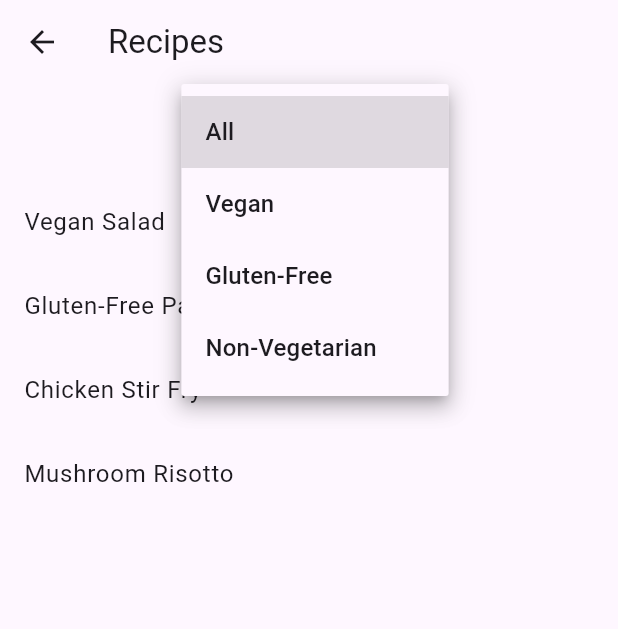
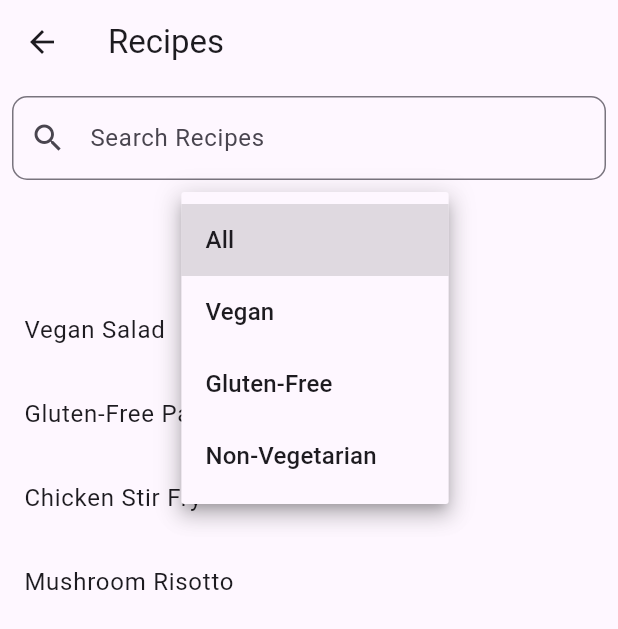
Before and after one commit to sricharan8462/MealandRecipePlanner, a Flutter app: the RecipeListScreen screen opened by its route, after a tap on "All", on a phone screen of 412 x 824 dp. Shown: the top 629 px of the screen. Run offline on Flutter 3.47's test engine with Material 3 defaults, Android fonts, the light colour scheme and no system bars.

Commit message:
Finalized Recipe List UI & Search bar

```diff
--- a/lib/screens/recipe_list_screen.dart
+++ b/lib/screens/recipe_list_screen.dart
@@ -14,13 +14,39 @@ class _RecipeListScreenState extends State<RecipeListScreen> {
   ];
 
   String selectedFilter = "All";
+  String searchQuery = "";
 
   @override
   Widget build(BuildContext context) {
+    List<String> filteredRecipes = recipes.where((recipe) {
+      if (selectedFilter != "All" && !recipe.toLowerCase().contains(selectedFilter.toLowerCase())) {
+        return false;
+      }
+      if (searchQuery.isNotEmpty && !recipe.toLowerCase().contains(searchQuery.toLowerCase())) {
+        return false;
+      }
+      return true;
+    }).toList();
+
     return Scaffold(
       appBar: AppBar(title: Text('Recipes')),
       body: Column(
         children: [
+          Padding(
+            padding: EdgeInsets.all(8.0),
+            child: TextField(
+              decoration: InputDecoration(
+                labelText: 'Search Recipes',
+                prefixIcon: Icon(Icons.search),
+                border: OutlineInputBorder(borderRadius: BorderRadius.circular(10.0)),
+              ),
+              onChanged: (query) {
+                setState(() {
+                  searchQuery = query;
+                });
+              },
+            ),
+          ),
           Padding(
             padding: EdgeInsets.all(8.0),
             child: DropdownButton<String>(
@@ -37,14 +63,14 @@ class _RecipeListScreenState extends State<RecipeListScreen> {
           ),
           Expanded(
             child: ListView.builder(
-              itemCount: recipes.length,
+              itemCount: filteredRecipes.length,
               itemBuilder: (context, index) {
                 return ListTile(
-                  title: Text(recipes[index]),
+                  title: Text(filteredRecipes[index]),
                   onTap: () => Navigator.pushNamed(
                     context,
                     '/recipe-details',
-                    arguments: recipes[index],
+                    arguments: filteredRecipes[index],
                   ),
                 );
               },
```
